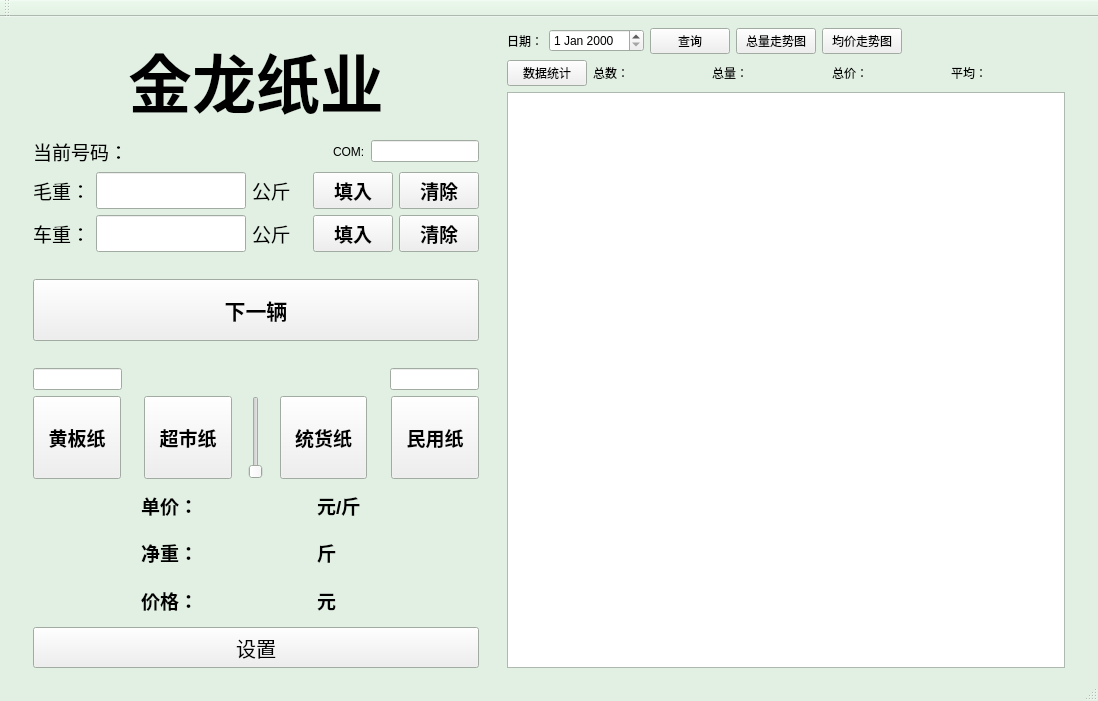
Qt form wasterecycle.ui (ljhuan/WasteRecycle) before a commit.
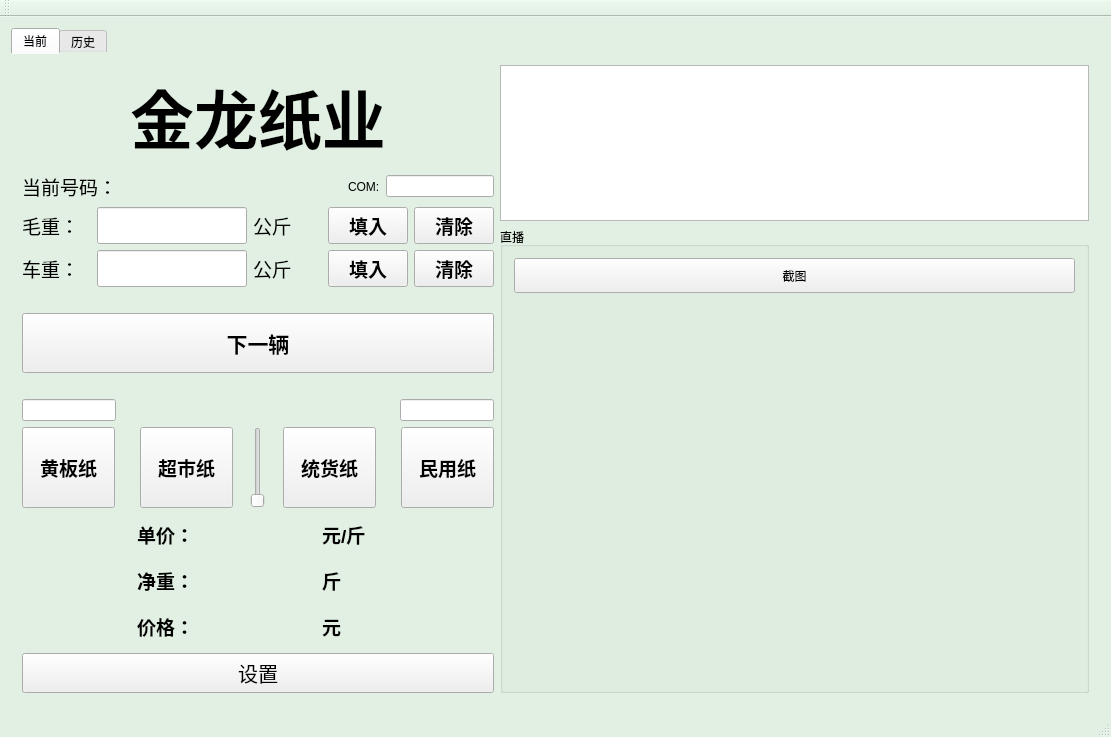
The same form after that commit.

What changed in the file:
```diff
--- a/wasterecycle.ui
+++ b/wasterecycle.ui
@@ -9,8 +9,8 @@
    <rect>
     <x>0</x>
     <y>0</y>
-    <width>1098</width>
-    <height>701</height>
+    <width>1111</width>
+    <height>737</height>
    </rect>
   </property>
   <property name="sizePolicy">
@@ -90,20 +90,20 @@
    <string notr="true"/>
   </property>
   <widget class="QWidget" name="centralWidget">
-   <layout class="QHBoxLayout" name="horizontalLayout_12" stretch="1,20,1,25,1">
+   <layout class="QHBoxLayout" name="horizontalLayout_12">
     <item>
-     <spacer name="horizontalSpacer_15">
-      <property name="orientation">
-       <enum>Qt::Horizontal</enum>
+     <widget class="QTabWidget" name="tabWidget">
+      <property name="styleSheet">
+       <string notr="true">QTabWidget:pane {border-top:0px solid #e8f3f9;background:  transparent; }</string>
       </property>
-      <property name="sizeHint" stdset="0">
-       <size>
-        <width>18</width>
-        <height>17</height>
-       </size>
+      <property name="currentIndex">
+       <number>0</number>
       </property>
-     </spacer>
-    </item>
+      <widget class="QWidget" name="tab">
+       <attribute name="title">
+        <string>当前</string>
+       </attribute>
+       <layout class="QHBoxLayout" name="horizontalLayout_13" stretch="4,5">
     <item>
      <layout class="QVBoxLayout" name="verticalLayout" stretch="5,2,2,2,1,3,1,2,4,2,2,2,2">
       <item>
@@ -967,18 +967,48 @@
      </layout>
     </item>
     <item>
-     <spacer name="horizontalSpacer_18">
-      <property name="orientation">
-       <enum>Qt::Horizontal</enum>
-      </property>
-      <property name="sizeHint" stdset="0">
-       <size>
-        <width>39</width>
-        <height>20</height>
-       </size>
-      </property>
-     </spacer>
-    </item>
+         <layout class="QVBoxLayout" name="verticalLayout_5" stretch="3,9">
+          <item>
+           <widget class="QTableView" name="tableView_unloading"/>
+          </item>
+          <item>
+           <widget class="QGroupBox" name="groupBox_2">
+            <property name="title">
+             <string>直播</string>
+            </property>
+            <layout class="QVBoxLayout" name="verticalLayout_4">
+             <item>
+              <layout class="QVBoxLayout" name="verticalLayout_3" stretch="1,11">
+               <item>
+                <widget class="QPushButton" name="pushButton_4">
+                 <property name="sizePolicy">
+                  <sizepolicy hsizetype="Minimum" vsizetype="Preferred">
+                   <horstretch>0</horstretch>
+                   <verstretch>0</verstretch>
+                  </sizepolicy>
+                 </property>
+                 <property name="text">
+                  <string>截图</string>
+                 </property>
+                </widget>
+               </item>
+               <item>
+                <widget class="QWidget" name="widget" native="true"/>
+               </item>
+              </layout>
+             </item>
+            </layout>
+           </widget>
+          </item>
+         </layout>
+        </item>
+       </layout>
+      </widget>
+      <widget class="QWidget" name="tab_2">
+       <attribute name="title">
+        <string>历史</string>
+       </attribute>
+       <layout class="QVBoxLayout" name="verticalLayout_6">
     <item>
      <layout class="QVBoxLayout" name="verticalLayout_2">
       <item>
@@ -991,10 +1021,23 @@
          </widget>
         </item>
         <item>
-         <widget class="QDateEdit" name="dateEdit"/>
+             <widget class="QDateEdit" name="dateEdit">
+              <property name="sizePolicy">
+               <sizepolicy hsizetype="Minimum" vsizetype="Preferred">
+                <horstretch>0</horstretch>
+                <verstretch>0</verstretch>
+               </sizepolicy>
+              </property>
+             </widget>
         </item>
         <item>
          <widget class="QPushButton" name="btn_search">
+              <property name="sizePolicy">
+               <sizepolicy hsizetype="Minimum" vsizetype="Preferred">
+                <horstretch>0</horstretch>
+                <verstretch>0</verstretch>
+               </sizepolicy>
+              </property>
           <property name="text">
            <string>查询</string>
           </property>
@@ -1002,6 +1045,12 @@
         </item>
         <item>
          <widget class="QPushButton" name="btn_charts">
+              <property name="sizePolicy">
+               <sizepolicy hsizetype="Minimum" vsizetype="Preferred">
+                <horstretch>0</horstretch>
+                <verstretch>0</verstretch>
+               </sizepolicy>
+              </property>
           <property name="text">
            <string>总量走势图</string>
           </property>
@@ -1009,6 +1058,12 @@
         </item>
         <item>
          <widget class="QPushButton" name="btn_averageChart">
+              <property name="sizePolicy">
+               <sizepolicy hsizetype="Minimum" vsizetype="Preferred">
+                <horstretch>0</horstretch>
+                <verstretch>0</verstretch>
+               </sizepolicy>
+              </property>
           <property name="text">
            <string>均价走势图</string>
           </property>
@@ -1033,6 +1088,12 @@
        <layout class="QHBoxLayout" name="horizontalLayout" stretch="2,1,2,1,2,1,2,1,2">
         <item>
          <widget class="QPushButton" name="btn_Statistics">
+              <property name="sizePolicy">
+               <sizepolicy hsizetype="Minimum" vsizetype="Preferred">
+                <horstretch>0</horstretch>
+                <verstretch>0</verstretch>
+               </sizepolicy>
+              </property>
           <property name="text">
            <string>数据统计</string>
           </property>
@@ -1101,6 +1162,11 @@
         <property name="enabled">
          <bool>true</bool>
         </property>
+            <property name="font">
+             <font>
+              <pointsize>14</pointsize>
+             </font>
+            </property>
         <property name="focusPolicy">
          <enum>Qt::StrongFocus</enum>
         </property>
@@ -1108,18 +1174,9 @@
       </item>
      </layout>
     </item>
-    <item>
-     <spacer name="horizontalSpacer_16">
-      <property name="orientation">
-       <enum>Qt::Horizontal</enum>
-      </property>
-      <property name="sizeHint" stdset="0">
-       <size>
-        <width>18</width>
-        <height>17</height>
-       </size>
-      </property>
-     </spacer>
+       </layout>
+      </widget>
+     </widget>
     </item>
    </layout>
   </widget>
```
Left out of the diff: 2 changed lines with no effect on the pictures. Lines whose indentation alone changed are shown as unchanged.
